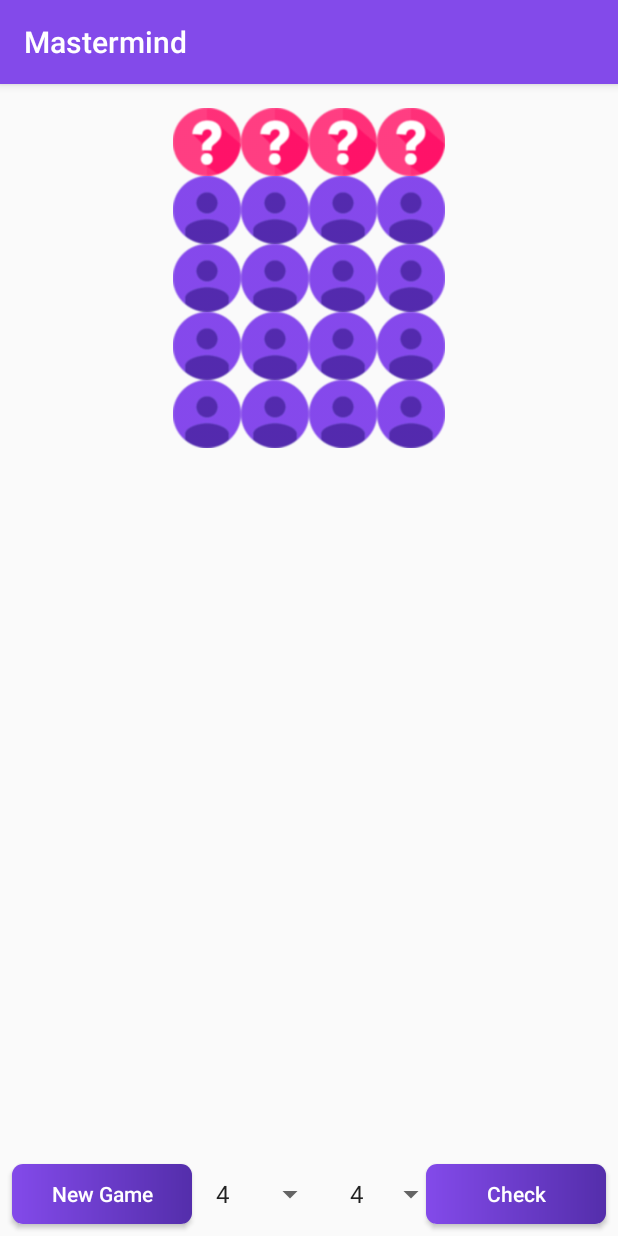
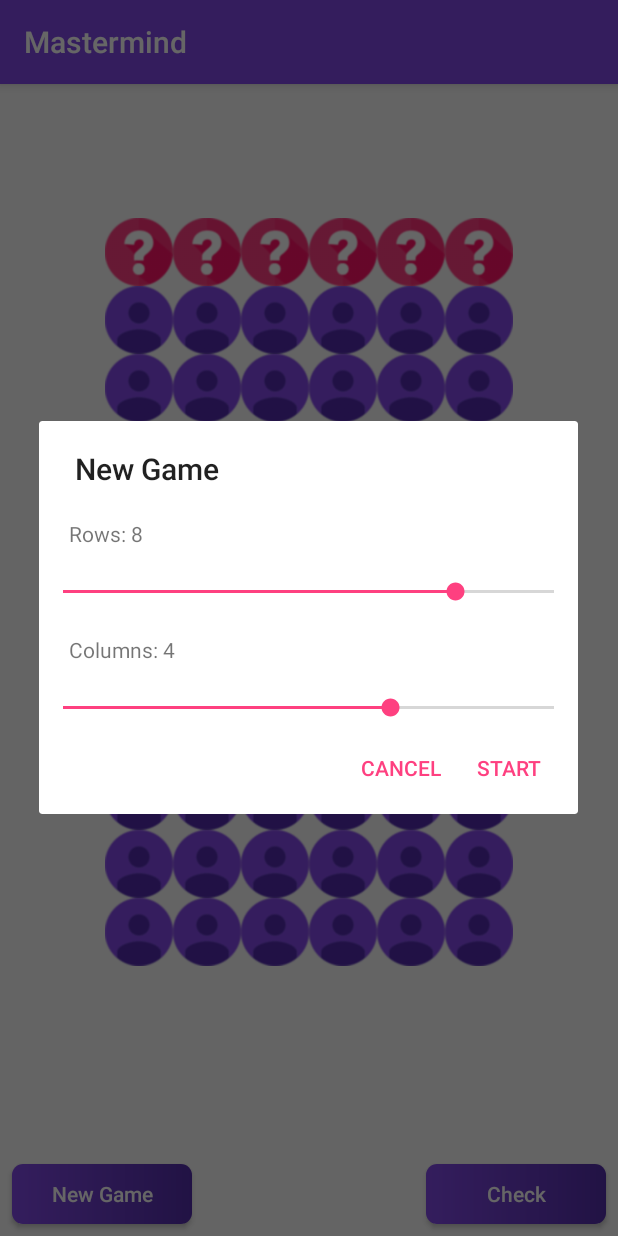
Before and after one commit to vangyyy/mastermind-android, an Android app: the screen it shows after launch (MainActivity), after a tap on "New Game", on a phone screen of 412 x 824 dp. Run offline under Robolectric (Android 15) with nearby library versions, the phone set to English and light mode, and no system bars.

Commit message:
Implemented NewGameDialog Moved game.core package

```diff
--- a/app/build.gradle
+++ b/app/build.gradle
@@ -21,7 +21,7 @@
 dependencies {
     implementation fileTree(dir: 'libs', include: ['*.jar'])
     testImplementation 'junit:junit:4.12'
-    androidTestImplementation('androidx.test.espresso:espresso-core:3.1.0', {
+    androidTestImplementation('androidx.test.espresso:espresso-game.core:3.1.0', {
         exclude group: 'com.android.support', module: 'support-annotations'
     })
 
--- a/app/src/main/java/com/vangor/mastermind/MainActivity.java
+++ b/app/src/main/java/com/vangor/mastermind/MainActivity.java
@@ -4,23 +4,21 @@
 import android.util.DisplayMetrics;
 import android.util.Log;
 import android.view.View;
-import android.widget.ArrayAdapter;
 import android.widget.Button;
 import android.widget.ImageButton;
 import android.widget.ImageView;
-import android.widget.Spinner;
 import android.widget.TableLayout;
 import android.widget.TableRow;
 import android.widget.Toast;
 
 import androidx.appcompat.app.AppCompatActivity;
 
-import com.vangor.mastermind.game.core.Ball;
-import com.vangor.mastermind.game.core.BallColor;
-import com.vangor.mastermind.game.core.Field;
-import com.vangor.mastermind.game.core.GameState;
+import game.core.Ball;
+import game.core.BallColor;
+import game.core.Field;
+import game.core.GameState;
 
-public class MainActivity extends AppCompatActivity {
+public class MainActivity extends AppCompatActivity implements NewGameListener {
 
 	// TODO: Fix, game crashes if not initialized with max sized field
 	private Field field = new Field(10, 6, false);
@@ -28,44 +26,21 @@
 	private int cols = field.getColCount();
 	private ImageButton[][] buttons = new ImageButton[rows][cols];
 
-	private Button btnNewGame;
-	private Button btnCheck;
-	private Spinner rowSpinner;
-	private ArrayAdapter<CharSequence> rowAdapter;
-	private Spinner columnSpinner;
-	private ArrayAdapter<CharSequence> columnAdapter;
-
 	@Override
 	protected void onCreate(Bundle savedInstanceState) {
 		super.onCreate(savedInstanceState);
 		setContentView(R.layout.activity_main);
 
-		logging();
+		logScreenSize();
 
-		btnNewGame = findViewById(R.id.buttonNewGame);
-		btnCheck = findViewById(R.id.buttonCheck);
-
-		rowSpinner = findViewById(R.id.spinnerRow);
-		rowAdapter = ArrayAdapter.createFromResource(this,
-				R.array.rows_array, android.R.layout.simple_spinner_item);
-		rowAdapter.setDropDownViewResource(android.R.layout.simple_spinner_dropdown_item);
-		rowSpinner.setAdapter(rowAdapter);
-
-		columnSpinner = findViewById(R.id.spinnerColumn);
-		columnAdapter = ArrayAdapter.createFromResource(this,
-				R.array.cols_array, android.R.layout.simple_spinner_item);
-		columnAdapter.setDropDownViewResource(android.R.layout.simple_spinner_dropdown_item);
-		columnSpinner.setAdapter(columnAdapter);
+		Button btnNewGame = findViewById(R.id.buttonNewGame);
+		Button btnCheck = findViewById(R.id.buttonCheck);
 
 		btnNewGame.setOnClickListener(new View.OnClickListener() {
 			@Override
 			public void onClick(View view) {
-				rows = Integer.parseInt(rowSpinner.getSelectedItem().toString());
-				cols = Integer.parseInt(columnSpinner.getSelectedItem().toString());
-				field = new Field(rows++, cols, false);
-				Log.d("btnNewGame", "Rows: " + rows + " ,cols: " + cols + " currentRow: " + field.getCurrentRow());
-				Log.d("btnNewGame", "Field rows: " + field.getRowCount() + " ,field cols: " + field.getColCount() + " currentRow: " + field.getCurrentRow());
-				populateButtons();
+				NewGameDialog newGameDialog = new NewGameDialog();
+				newGameDialog.show(getSupportFragmentManager(), "dialogTAG");
 			}
 		});
 
@@ -92,7 +67,7 @@
 	}
 
 	private void populateButtons() {
-		TableLayout table = findViewById(R.id.tableForButtons);
+		TableLayout table = findViewById(R.id.gameTable);
 		table.removeAllViews();
 		for (int row = 0; row < rows; row++) {
 			//Create new tableRow
@@ -160,7 +135,7 @@
 		}
 	}
 
-	private void logging() {
+	private void logScreenSize() {
 		DisplayMetrics display = new DisplayMetrics();
 		getWindowManager().getDefaultDisplay().getMetrics(display);
 		int screenWidth = display.widthPixels;
@@ -169,4 +144,13 @@
 		int densityDpi = (int) (metrics.density * 160f);
 		Log.d("screenSize", "Height: " + screenHeight + " ,width: " + screenWidth + " " + screenHeight + " " + screenWidth + " " + densityDpi);
 	}
+
+	@Override
+	public void newGame(int rows, int columns) {
+		this.rows = rows;
+		this.cols = columns;
+		field = new Field(this.rows++, this.cols, false);
+		Log.d("=======================", "Rows: " + rows + " ,cols: " + columns + " currentRow: " + field.getCurrentRow());
+		populateButtons();
+	}
 }
--- /dev/null
+++ b/app/src/main/java/com/vangor/mastermind/NewGameDialog.java
@@ -0,0 +1,110 @@
+package com.vangor.mastermind;
+
+import android.app.Activity;
+import android.app.AlertDialog;
+import android.content.Context;
+import android.content.DialogInterface;
+import android.os.Bundle;
+import android.view.LayoutInflater;
+import android.view.View;
+import android.widget.SeekBar;
+import android.widget.TextView;
+
+import androidx.appcompat.app.AppCompatDialogFragment;
+
+public class NewGameDialog extends AppCompatDialogFragment {
+
+	private SeekBar seekBarRows;
+	private SeekBar seekBarCols;
+	private TextView textViewRows;
+	private TextView textViewCols;
+	private NewGameListener listener;
+
+	@Override
+	public android.app.Dialog onCreateDialog(Bundle savedInstanceState) {
+
+		Activity activity = getActivity();
+		AlertDialog.Builder builder = new AlertDialog.Builder(activity);
+		LayoutInflater inflater = LayoutInflater.from(activity);
+		View view = inflater.inflate(R.layout.dialog_layout, null);
+
+		seekBarRows = view.findViewById(R.id.seekBarRows);
+		seekBarCols = view.findViewById(R.id.seekBarCols);
+		textViewRows = view.findViewById(R.id.textViewRows);
+		textViewCols = view.findViewById(R.id.textViewCols);
+
+		//TODO: Change to actual value not fixed size
+		String rowsString = getResources().getString(R.string.rows, 8);
+		textViewRows.setText(rowsString);
+
+		//TODO: Change to actual value not fixed size
+		String colsString = getResources().getString(R.string.columns, 4);
+		textViewCols.setText(colsString);
+
+		seekBarRows.setOnSeekBarChangeListener(new SeekBar.OnSeekBarChangeListener() {
+			@Override
+			public void onProgressChanged(SeekBar seekBar, int progress, boolean fromUser) {
+				String rowsString = getResources().getString(R.string.rows, progress);
+				textViewRows.setText(rowsString);
+			}
+
+			@Override
+			public void onStartTrackingTouch(SeekBar seekBar) {
+
+			}
+
+			@Override
+			public void onStopTrackingTouch(SeekBar seekBar) {
+
+			}
+		});
+
+		seekBarCols.setOnSeekBarChangeListener(new SeekBar.OnSeekBarChangeListener() {
+			@Override
+			public void onProgressChanged(SeekBar seekBar, int progress, boolean fromUser) {
+				String colsString = getResources().getString(R.string.columns, progress);
+				textViewCols.setText(colsString);
+			}
+
+			@Override
+			public void onStartTrackingTouch(SeekBar seekBar) {
+
+			}
+
+			@Override
+			public void onStopTrackingTouch(SeekBar seekBar) {
+
+			}
+		});
+
+		builder.setView(view)
+				.setTitle(R.string.new_game)
+				.setNegativeButton(R.string.cancel, new DialogInterface.OnClickListener() {
+					@Override
+					public void onClick(DialogInterface dialogInterface, int i) {
+
+					}
+				})
+				.setPositiveButton(R.string.start, new DialogInterface.OnClickListener() {
+					@Override
+					public void onClick(DialogInterface dialogInterface, int i) {
+						int rows = seekBarRows.getProgress();
+						int cols = seekBarCols.getProgress();
+						listener.newGame(rows, cols);
+					}
+				});
+
+		return builder.create();
+	}
+
+	@Override
+	public void onAttach(Context context) {
+		super.onAttach(context);
+
+		try {
+			listener = (NewGameListener) context;
+		} catch (ClassCastException e) {
+			throw new ClassCastException(context.toString() + "Must implement NewGameListener!");
+		}
+	}
+}
--- /dev/null
+++ b/app/src/main/java/com/vangor/mastermind/NewGameListener.java
@@ -0,0 +1,5 @@
+package com.vangor.mastermind;
+
+public interface NewGameListener {
+	void newGame(int rows, int columns);
+}
--- a/app/src/main/java/com/vangor/mastermind/game/core/Ball.java
+++ b/app/src/main/java/game/core/Ball.java
@@ -1,4 +1,4 @@
-package com.vangor.mastermind.game.core;
+package game.core;
 
 public class Ball {
 
--- a/app/src/main/java/com/vangor/mastermind/game/core/BallColor.java
+++ b/app/src/main/java/game/core/BallColor.java
@@ -1,4 +1,4 @@
-package com.vangor.mastermind.game.core;
+package game.core;
 
 public enum BallColor {
 	RED,
--- a/app/src/main/java/com/vangor/mastermind/game/core/ClueType.java
+++ b/app/src/main/java/game/core/ClueType.java
@@ -1,4 +1,4 @@
-package com.vangor.mastermind.game.core;
+package game.core;
 
 public enum ClueType {
 	PLACE,
--- a/app/src/main/java/com/vangor/mastermind/game/core/Field.java
+++ b/app/src/main/java/game/core/Field.java
@@ -1,4 +1,4 @@
-package com.vangor.mastermind.game.core;
+package game.core;
 
 public class Field {
 
--- a/app/src/main/java/com/vangor/mastermind/game/core/GameState.java
+++ b/app/src/main/java/game/core/GameState.java
@@ -1,4 +1,4 @@
-package com.vangor.mastermind.game.core;
+package game.core;
 
 public enum GameState {
 	PLAYING,
--- a/app/src/main/res/layout/activity_main.xml
+++ b/app/src/main/res/layout/activity_main.xml
@@ -6,6 +6,20 @@
     android:layout_width="match_parent"
     android:layout_height="match_parent"
     tools:context="com.vangor.mastermind.MainActivity">
+
+    <TableLayout
+        android:id="@+id/gameTable"
+        android:layout_width="wrap_content"
+        android:layout_height="wrap_content"
+        android:layout_marginLeft="8dp"
+        android:layout_marginTop="16dp"
+        android:layout_marginRight="8dp"
+        android:layout_marginBottom="8dp"
+        app:layout_constraintBottom_toBottomOf="parent"
+        app:layout_constraintLeft_toLeftOf="parent"
+        app:layout_constraintRight_toRightOf="parent"
+        app:layout_constraintTop_toTopOf="parent"
+        app:layout_constraintVertical_bias="0.3" />
 
     <Button
         android:id="@+id/buttonNewGame"
@@ -33,39 +47,4 @@
         app:layout_constraintBottom_toBottomOf="parent"
         app:layout_constraintRight_toRightOf="parent" />
 
-    <Spinner
-        android:id="@+id/spinnerRow"
-        android:layout_width="wrap_content"
-        android:layout_height="wrap_content"
-        android:layout_marginStart="8dp"
-        android:layout_marginEnd="24dp"
-        android:layout_marginBottom="16dp"
-        app:layout_constraintBottom_toBottomOf="parent"
-        app:layout_constraintLeft_toRightOf="@+id/buttonNewGame" />
-
-    <Spinner
-        android:id="@+id/spinnerColumn"
-        android:layout_width="wrap_content"
-        android:layout_height="wrap_content"
-        android:layout_marginStart="8dp"
-        android:layout_marginEnd="8dp"
-        android:layout_marginBottom="16dp"
-        app:layout_constraintBottom_toBottomOf="parent"
-        app:layout_constraintLeft_toRightOf="@+id/spinnerRow" />
-
-    <TableLayout
-        android:id="@+id/tableForButtons"
-        android:layout_width="wrap_content"
-        android:layout_height="wrap_content"
-        android:layout_marginLeft="8dp"
-        android:layout_marginTop="16dp"
-        android:layout_marginRight="8dp"
-        android:layout_marginBottom="8dp"
-        app:layout_constraintBottom_toBottomOf="parent"
-        app:layout_constraintHorizontal_bias="0.5"
-        app:layout_constraintLeft_toLeftOf="parent"
-        app:layout_constraintRight_toRightOf="parent"
-        app:layout_constraintTop_toTopOf="parent"
-        app:layout_constraintVertical_bias="0.0" />
-
 </androidx.constraintlayout.widget.ConstraintLayout>
--- /dev/null
+++ b/app/src/main/res/layout/dialog_layout.xml
@@ -0,0 +1,35 @@
+<?xml version="1.0" encoding="utf-8"?>
+<LinearLayout xmlns:android="http://schemas.android.com/apk/res/android"
+    android:layout_width="match_parent"
+    android:layout_height="match_parent"
+    android:orientation="vertical">
+
+    <TextView
+        android:id="@+id/textViewRows"
+        android:layout_width="wrap_content"
+        android:layout_height="wrap_content"
+        android:layout_margin="20dp"
+        android:text="@string/rows" />
+
+    <SeekBar
+        android:id="@+id/seekBarRows"
+        android:layout_width="match_parent"
+        android:layout_height="wrap_content"
+        android:max="10"
+        android:progress="8" />
+
+    <TextView
+        android:id="@+id/textViewCols"
+        android:layout_width="wrap_content"
+        android:layout_height="wrap_content"
+        android:layout_margin="20dp"
+        android:text="@string/columns" />
+
+    <SeekBar
+        android:id="@+id/seekBarCols"
+        android:layout_width="match_parent"
+        android:layout_height="wrap_content"
+        android:max="6"
+        android:progress="4" />
+
+</LinearLayout>
--- a/app/src/main/res/values/strings.xml
+++ b/app/src/main/res/values/strings.xml
@@ -2,17 +2,8 @@
     <string name="app_name">Mastermind</string>
     <string name="new_game">New Game</string>
     <string name="check">Check</string>
-
-    <string-array name="rows_array">
-        <item>4</item>
-        <item>6</item>
-        <item>8</item>
-        <item>10</item>
-    </string-array>
-
-    <string-array name="cols_array">
-        <item>4</item>
-        <item>5</item>
-        <item>6</item>
-    </string-array>
+    <string name="rows">Rows: %d</string>
+    <string name="columns">Columns: %d</string>
+    <string name="cancel">Cancel</string>
+    <string name="start">Start</string>
 </resources>
```
